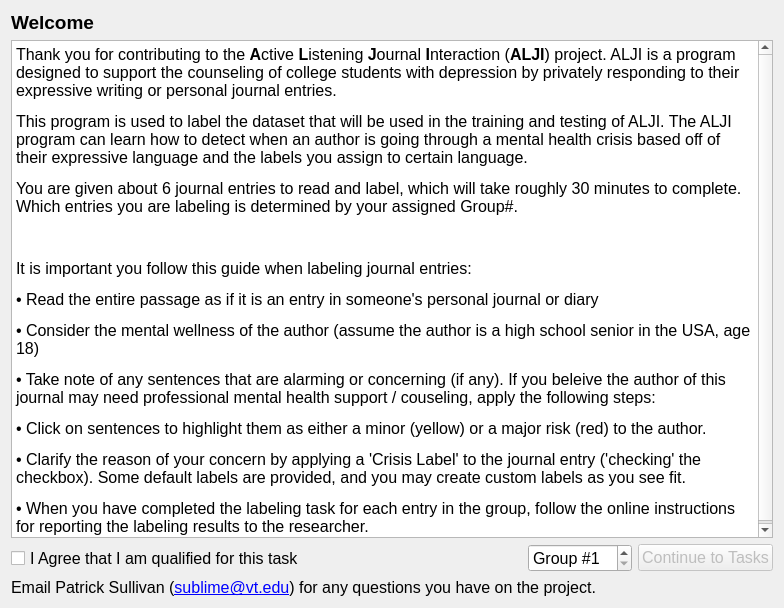
sublime09/ALJI, file Label Helper/IntroWidget.ui: the form before one commit.
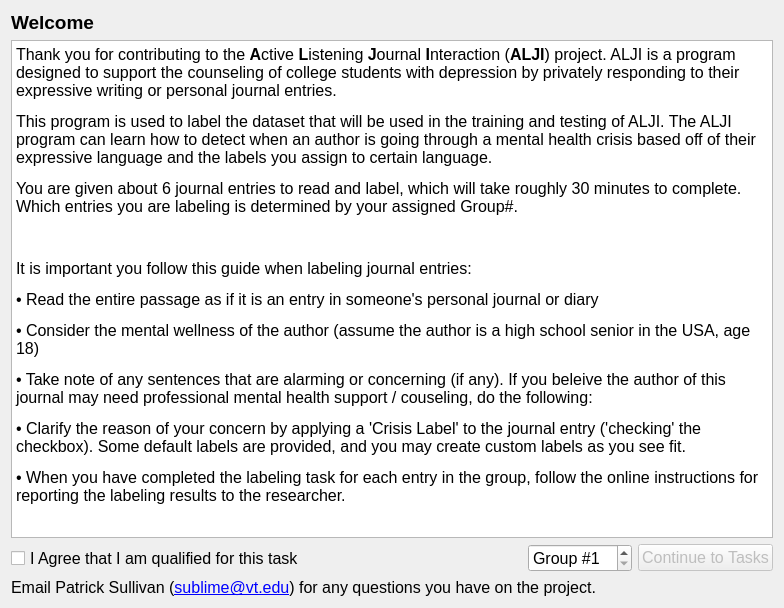
The form after the commit.

Commit message: remove instruction for unsupported labeling feature

```diff
--- a/Label Helper/IntroWidget.ui
+++ b/Label Helper/IntroWidget.ui
@@ -80,8 +80,7 @@
 &lt;p style=&quot; margin-top:12px; margin-bottom:12px; margin-left:0px; margin-right:0px; -qt-block-indent:0; text-indent:0px;&quot;&gt;It is important you follow this guide when labeling journal entries:&lt;/p&gt;
 &lt;p style=&quot; margin-top:12px; margin-bottom:12px; margin-left:0px; margin-right:0px; -qt-block-indent:0; text-indent:0px;&quot;&gt;• Read the entire passage as if it is an entry in someone's personal journal or diary&lt;/p&gt;
 &lt;p style=&quot; margin-top:12px; margin-bottom:12px; margin-left:0px; margin-right:0px; -qt-block-indent:0; text-indent:0px;&quot;&gt;• Consider the mental wellness of the author (assume the author is a high school senior in the USA, age 18)&lt;/p&gt;
-&lt;p style=&quot; margin-top:12px; margin-bottom:12px; margin-left:0px; margin-right:0px; -qt-block-indent:0; text-indent:0px;&quot;&gt;• Take note of any sentences that are alarming or concerning (if any). If you beleive the author of this journal may need professional mental health support / couseling, apply the following steps:&lt;/p&gt;
-&lt;p style=&quot; margin-top:12px; margin-bottom:12px; margin-left:0px; margin-right:0px; -qt-block-indent:0; text-indent:0px;&quot;&gt;• Click on sentences to highlight them as either a minor (yellow) or a major risk (red) to the author. &lt;/p&gt;
+&lt;p style=&quot; margin-top:12px; margin-bottom:12px; margin-left:0px; margin-right:0px; -qt-block-indent:0; text-indent:0px;&quot;&gt;• Take note of any sentences that are alarming or concerning (if any). If you beleive the author of this journal may need professional mental health support / couseling, do the following:&lt;/p&gt;
 &lt;p style=&quot; margin-top:12px; margin-bottom:12px; margin-left:0px; margin-right:0px; -qt-block-indent:0; text-indent:0px;&quot;&gt;• Clarify the reason of your concern by applying a 'Crisis Label' to the journal entry ('checking' the checkbox). Some default labels are provided, and you may create custom labels as you see fit. &lt;/p&gt;
 &lt;p style=&quot; margin-top:12px; margin-bottom:12px; margin-left:0px; margin-right:0px; -qt-block-indent:0; text-indent:0px;&quot;&gt;• When you have completed the labeling task for each entry in the group, follow the online instructions for reporting the labeling results to the researcher.  &lt;/p&gt;&lt;/body&gt;&lt;/html&gt;</string>
      </property>
```
The commit also changes 1 other file.
